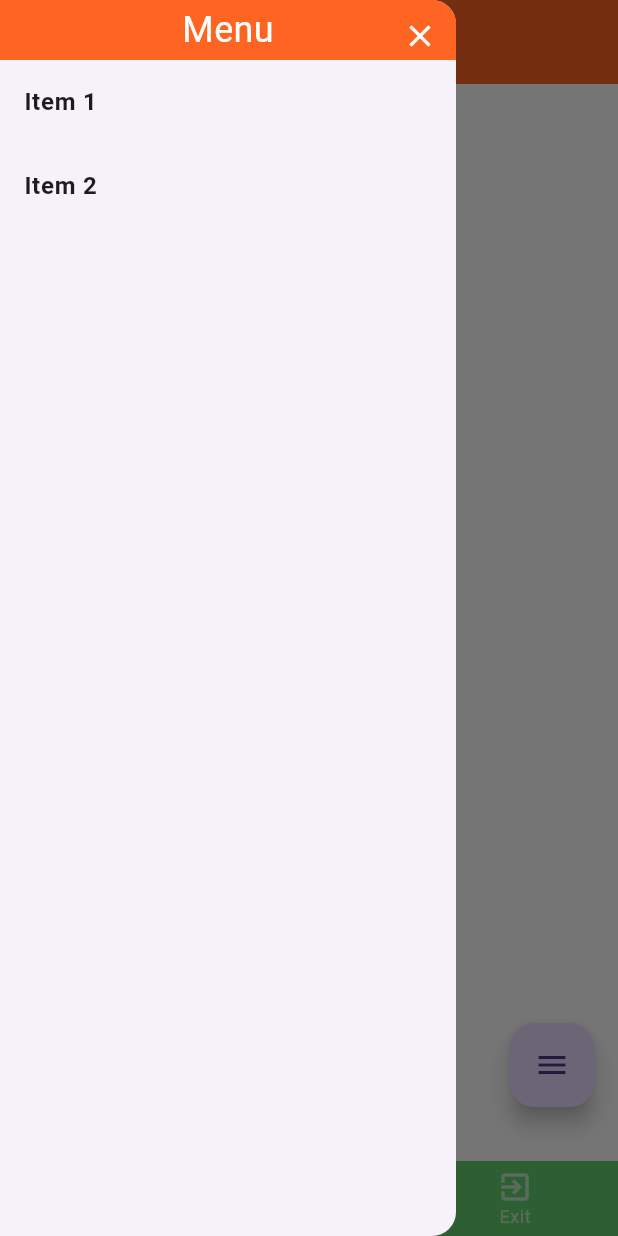
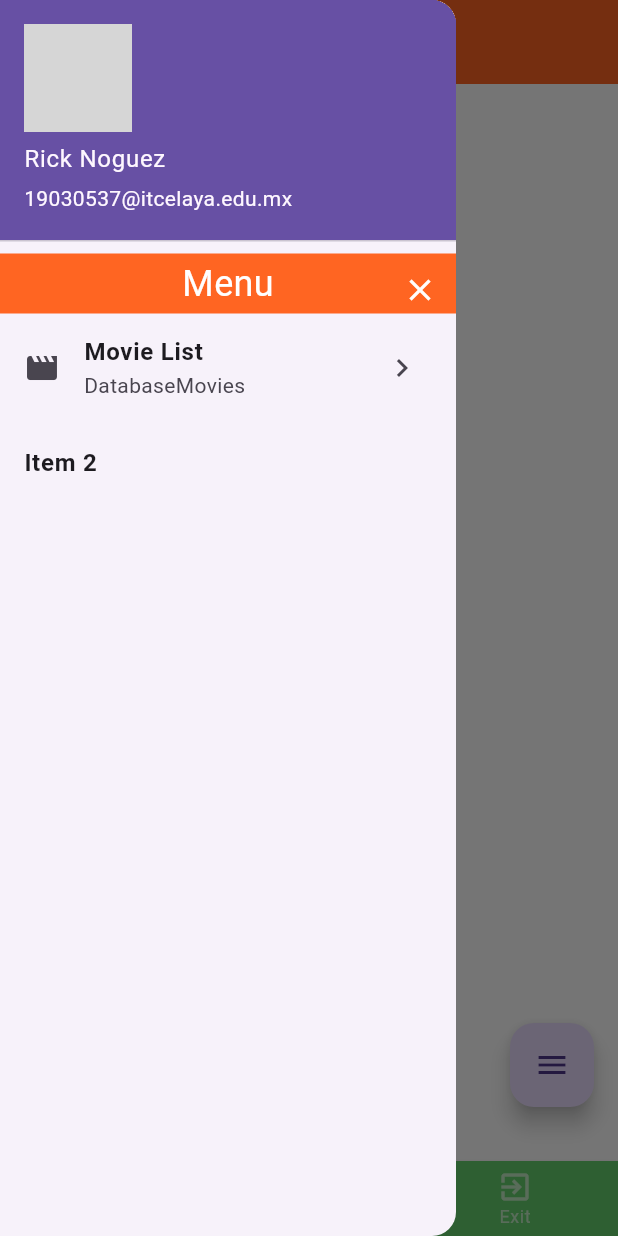
Before and after one commit to RMGNoguez1220/PMS_19030537, a Flutter app: the HomeScreen screen opened by its route, with the side drawer open, on a phone screen of 412 x 824 dp. Run offline on Flutter 3.47's test engine with Material 3 defaults, Android fonts, the phone set to English and light mode, and no system bars; drawn by our look-alikes of convex_bottom_bar, flutter_animate, flutter_expandable_fab; our stand-ins replace sqflite; missing offline and left inert: wolt_modal_sheet; accounts and stored records are empty; network calls fail; grey boxes are pictures that could not be loaded.

Commit message:
feat: Cambios en clase (2024-09-23)

```diff
--- a/lib/screens/home_screen.dart
+++ b/lib/screens/home_screen.dart
@@ -25,7 +25,7 @@ class _HomeScreenState extends State<HomeScreen>
   @override
   void initState() {
     controller =
-        AnimationController(vsync: this, duration: Duration(milliseconds: 800));
+        AnimationController(vsync: this, duration: const Duration(milliseconds: 800));
     animation = CurvedAnimation(parent: controller, curve: Curves.easeOutBack);
     pageController = PageController(viewportFraction: .8);
     pageController.addListener(() {
@@ -52,7 +52,12 @@ class _HomeScreenState extends State<HomeScreen>
     Size size = MediaQuery.of(context).size;
     return Scaffold(
       appBar: AppBar(
-        title: Animate(effects: const [ ShimmerEffect(colors: [Color.fromARGB(255, 255, 255, 255), Color.fromARGB(255, 84, 133, 0)], duration: Duration(seconds: 4))], child: const Text('Bienvenido')),
+        title: Animate(effects: const [
+          ShimmerEffect(colors: [
+            Color.fromARGB(255, 255, 255, 255),
+            Color.fromARGB(255, 84, 133, 0)
+          ], duration: Duration(seconds: 4))
+        ], child: const Text('Bienvenido')),
         leading: Builder(builder: (context) {
           return AnimatedBuilder(
               animation: animation,
@@ -96,57 +101,7 @@ class _HomeScreenState extends State<HomeScreen>
         ),
       ),
       // endDrawer: Drawer(),
-      drawer: Drawer(
-        child: ListView(
-          children: <Widget>[
-            Container(
-              color: ColorsSettings.navColor,
-              height: 40,
-              child: Stack(
-                children: [
-                  Positioned(
-                    top: 0,
-                    right: 0,
-                    child: IconButton(
-                      icon: const Icon(Icons.close, color: Colors.white),
-                      onPressed: () {
-                        Navigator.of(context).pop(); // Cierra el Drawer
-                      },
-                    ),
-                  ),
-                  const Center(
-                    child: Text(
-                      'Menu',
-                      style: TextStyle(
-                        color: Colors.white,
-                        fontSize: 24,
-                      ),
-                    ),
-                  ),
-                ],
-              ),
-            ),
-            ListTile(
-              title: const Text(
-                'Item 1',
-                style: TextStyle(fontWeight: FontWeight.bold),
-              ),
-              onTap: () {
-                // Acción cuando se presiona el item
-              },
-            ),
-            ListTile(
-              title: const Text(
-                'Item 2',
-                style: TextStyle(fontWeight: FontWeight.bold),
-              ),
-              onTap: () {
-                // Acción cuando se presiona el item
-              },
-            ),
-          ],
-        ),
-      ),
+      drawer: myDrawer(),
       bottomNavigationBar: ConvexAppBar(
         backgroundColor: const Color.fromARGB(255, 100, 206, 108),
         items: const [
@@ -167,12 +122,14 @@ class _HomeScreenState extends State<HomeScreen>
           distance: 50,
           children: [
             FloatingActionButton.small(
+              heroTag: "btn1",
               onPressed: () {
                 GlobalValues.banThemeDark.value = false;
               },
               child: const Icon(Icons.light_mode),
             ),
             FloatingActionButton.small(
+              heroTag: "btn2",
               onPressed: () {
                 GlobalValues.banThemeDark.value = true;
               },
@@ -195,7 +152,7 @@ class _HomeScreenState extends State<HomeScreen>
               transform: Matrix4.identity()
                 ..translate(0.0, size.height / 2 * (1 - animation.value))
                 ..scale(1 + (1 - animation.value)),
-              origin: Offset(25, 25),
+              origin: const Offset(25, 25),
               child: InkWell(
                 onTap: () => controller.isCompleted
                     ? controller.reverse()
@@ -213,7 +170,7 @@ class _HomeScreenState extends State<HomeScreen>
 
   Widget buildPager(Size size) {
     return Container(
-      margin: EdgeInsets.only(top: 70),
+      margin: const EdgeInsets.only(top: 70),
       height: size.height - 50,
       child: AnimatedBuilder(
           animation: animation,
@@ -267,13 +224,12 @@ class _HomeScreenState extends State<HomeScreen>
             child: Opacity(
               opacity: controller.value,
               child: Row(
-              children:
-                  List.generate(getGames().length, (index) => buildContainer(index)),
+                children: List.generate(
+                    getGames().length, (index) => buildContainer(index)),
               ),
             ),
           );
-      }
-    );
+        });
   }
 
   Widget buildContainer(int index) {
@@ -282,16 +238,83 @@ class _HomeScreenState extends State<HomeScreen>
     animate = animate.abs();
     Color? color = Colors.grey;
     if (animate <= 1 && animate >= 0) {
-      size = 10 + 10*(1-animate);
-      color = ColorTween(begin: Colors.grey, end: Colors.green).transform((1-animate));
+      size = 10 + 10 * (1 - animate);
+      color = ColorTween(begin: Colors.grey, end: Colors.green)
+          .transform((1 - animate));
     }
 
     return Container(
-      margin: EdgeInsets.all(4),
+      margin: const EdgeInsets.all(4),
       height: size,
       width: size,
-      decoration: BoxDecoration(
-          color: color, borderRadius: BorderRadius.circular(20)),
+      decoration:
+          BoxDecoration(color: color, borderRadius: BorderRadius.circular(20)),
+    );
+  }
+
+  Widget myDrawer() {
+    return Drawer(
+      child: ListView(
+        children: [
+          const UserAccountsDrawerHeader(
+            currentAccountPicture: CircleAvatar(
+              backgroundImage: NetworkImage(
+                  'https://media.licdn.com/dms/image/D5603AQEvFY-0hKRnJQ/profile-displayphoto-shrink_200_200/0/1666403772623?e=2147483647&v=beta&t=TQe6lICPdQYZ5ZsfBEtnnTREGE3eQ-Zo5DBXPEfBm5A'),
+            ),
+            accountName: Text('Rick Noguez'),
+            accountEmail: Text('19030537@itcelaya.edu.mx'),
+          ),
+          Container(
+            color: ColorsSettings.navColor,
+            height: 40,
+            child: Stack(
+              children: [
+                Positioned(
+                  top: 0,
+                  right: 0,
+                  child: IconButton(
+                    icon: const Icon(Icons.close, color: Colors.white),
+                    onPressed: () {
+                      Navigator.of(context).pop(); // Cierra el Drawer
+                    },
+                  ),
+                ),
+                const Center(
+                  child: Text(
+                    'Menu',
+                    style: TextStyle(
+                      color: Colors.white,
+                      fontSize: 24,
+                    ),
+                  ),
+                ),
+              ],
+            ),
+          ),
+          ListTile(
+            onTap: () {
+              // Acción cuando se presiona el item
+              Navigator.pushNamed(context, '/db');
+            },
+            title: const Text(
+              'Movie List',
+              style: TextStyle(fontWeight: FontWeight.bold),
+            ),
+            subtitle: const Text('DatabaseMovies'),
+            leading: const Icon(Icons.movie),
+            trailing: const Icon(Icons.chevron_right),
+          ),
+          ListTile(
+            title: const Text(
+              'Item 2',
+              style: TextStyle(fontWeight: FontWeight.bold),
+            ),
+            onTap: () {
+              // Acción cuando se presiona el item
+            },
+          ),
+        ],
+      ),
     );
   }
 }
--- a/lib/screens/profile_screen.dart
+++ b/lib/screens/profile_screen.dart
@@ -6,7 +6,7 @@ class ProfileScreen extends StatelessWidget {
   @override
   Widget build(BuildContext context) {
     return Container(
-      child: Center(
+      child: const Center(
         child: Text('Profile'),
       ),
     );
--- a/pubspec.yaml
+++ b/pubspec.yaml
@@ -40,6 +40,7 @@ dependencies:
   sqflite: ^2.3.3+1
   path_provider: ^2.1.4
   flutter_animate: ^4.5.0
+  wolt_modal_sheet: ^0.9.3
 
 dev_dependencies:
   flutter_test:
```
Also changed, not shown: lib/database/movies_database.dart (+12 -5 lines), lib/gameCard.dart (+10 -10 lines), lib/main.dart (+9 -3 lines), lib/screens/movies_screen.dart (+28 -6 lines), lib/views/movie_view_item.dart (+39 -2 lines), pubspec.lock. Lines whose indentation alone changed are shown as unchanged.
